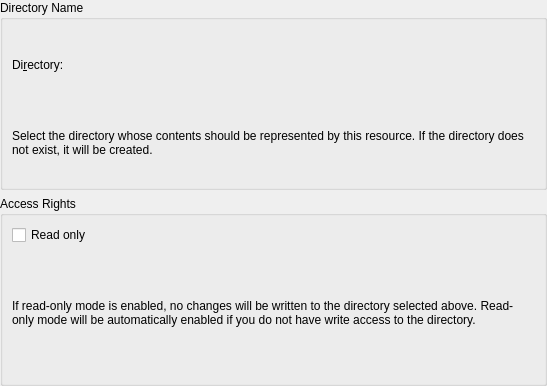
Qt form resources/contacts/contactsagentsettingswidget.ui (KDE/kdepim-runtime) before a commit.
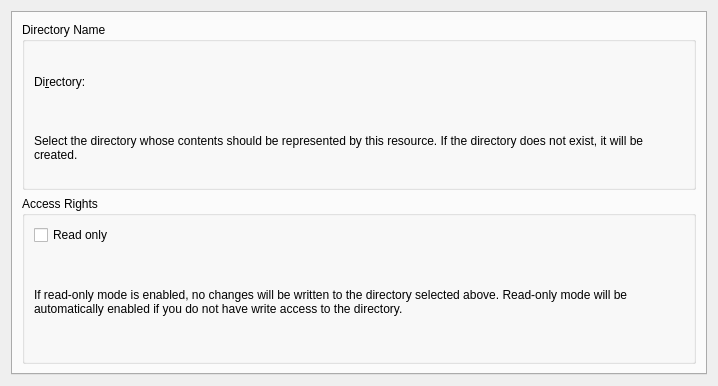
The same form after that commit. Custom widgets are drawn as their Qt base class.

Commit message: Prepare to add activities support

What changed in the file:
```diff
--- a/resources/contacts/contactsagentsettingswidget.ui
+++ b/resources/contacts/contactsagentsettingswidget.ui
@@ -6,30 +6,34 @@
    <rect>
     <x>0</x>
     <y>0</y>
-    <width>547</width>
+    <width>718</width>
     <height>386</height>
    </rect>
   </property>
-  <layout class="QVBoxLayout" name="verticalLayout">
-   <property name="leftMargin">
+  <layout class="QGridLayout" name="gridLayout_3">
+   <item row="0" column="0">
+    <widget class="QTabWidget" name="tabWidget">
+     <property name="currentIndex">
     <number>0</number>
    </property>
-   <property name="topMargin">
-    <number>0</number>
-   </property>
-   <property name="rightMargin">
-    <number>0</number>
-   </property>
-   <property name="bottomMargin">
-    <number>0</number>
-   </property>
-   <item>
+     <property name="documentMode">
+      <bool>false</bool>
+     </property>
+     <property name="tabBarAutoHide">
+      <bool>true</bool>
+     </property>
+     <widget class="QWidget" name="tab_3">
+      <attribute name="title">
+       <string>Settings</string>
+      </attribute>
+      <layout class="QGridLayout" name="gridLayout_2">
+       <item row="0" column="0">
     <widget class="QGroupBox" name="groupBox_2">
      <property name="title">
       <string>Directory Name</string>
      </property>
-     <layout class="QVBoxLayout" name="verticalLayout_3">
-      <item>
+         <layout class="QGridLayout" name="gridLayout">
+          <item row="0" column="0">
        <layout class="QHBoxLayout" name="horizontalLayout">
         <item>
          <widget class="QLabel" name="label">
@@ -46,7 +50,7 @@
         </item>
        </layout>
       </item>
-      <item>
+          <item row="1" column="0">
        <widget class="QLabel" name="label_3">
         <property name="text">
          <string>Select the directory whose contents should be represented by this resource. If the directory does not exist, it will be created.</string>
@@ -59,7 +63,7 @@
      </layout>
     </widget>
    </item>
-   <item>
+       <item row="1" column="0">
     <widget class="QGroupBox" name="groupBox">
      <property name="title">
       <string>Access Rights</string>
@@ -83,6 +87,10 @@
        </widget>
       </item>
      </layout>
+        </widget>
+       </item>
+      </layout>
+     </widget>
     </widget>
    </item>
   </layout>
```
Lines whose indentation alone changed are shown as unchanged.
